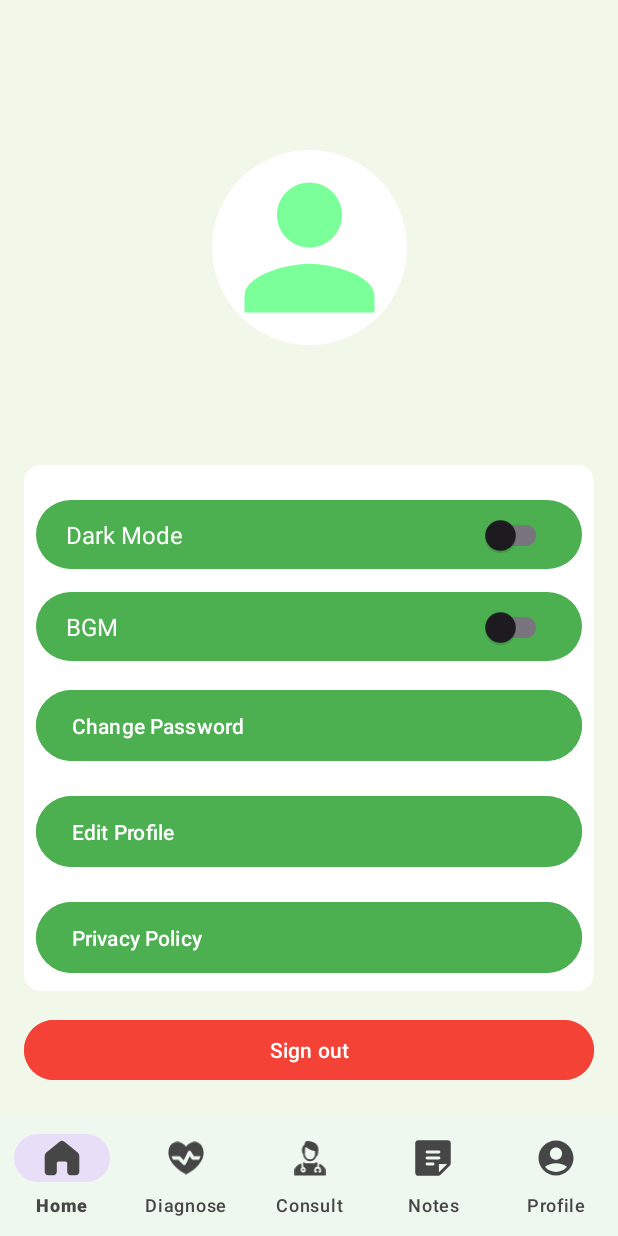
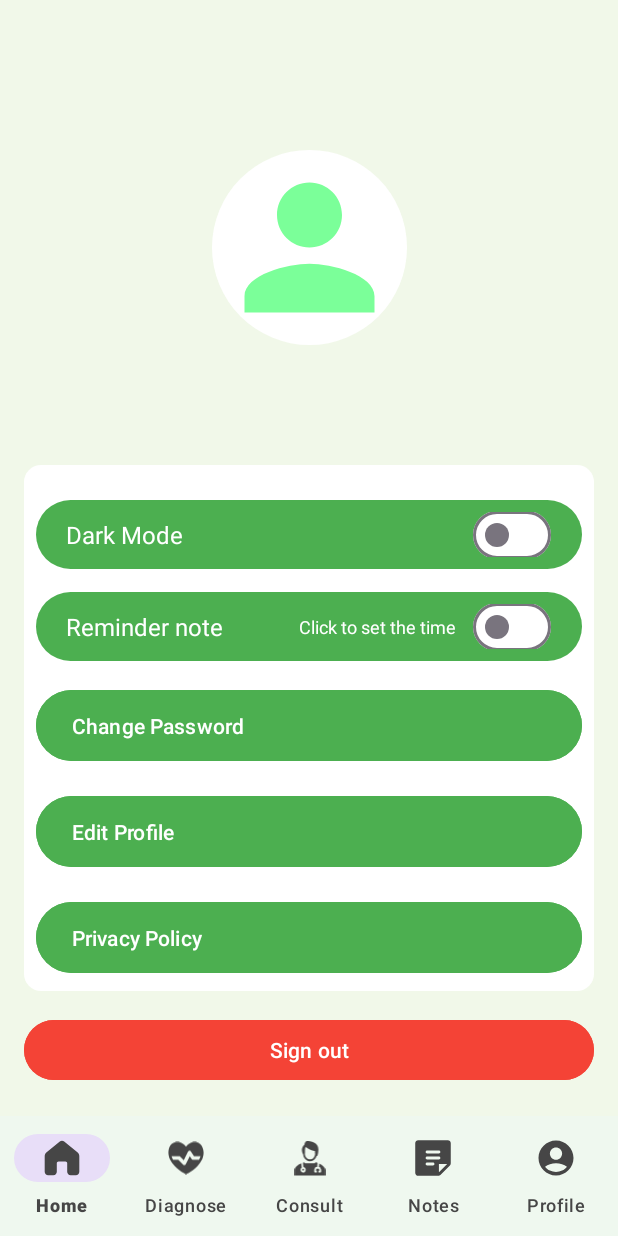
Before and after one commit to 7innovations/FixU-Mobile-Development, an Android app: the fragment ProfileFragment placed in its activity, on a phone screen of 412 x 824 dp. Run offline under Robolectric (Android 15) with nearby library versions, the phone set to English and light mode, and no system bars; network calls fail; 1 statement that could not run was skipped.

Commit message:
add reminder notification feature

```diff
--- a/app/src/main/java/com/example/fixu/MainActivity.kt
+++ b/app/src/main/java/com/example/fixu/MainActivity.kt
@@ -7,7 +7,7 @@ import com.example.fixu.ui.fragment.ConsultFragment
 import com.example.fixu.ui.fragment.DiagnoseFragment
 import com.example.fixu.ui.fragment.HomeFragment
 import com.example.fixu.ui.notes.NotesFragment
-import com.example.fixu.ui.fragment.ProfileFragment
+import com.example.fixu.ui.profile.ProfileFragment
 import com.example.fixu.databinding.ActivityMainBinding
 
 class MainActivity : AppCompatActivity() {
--- a/app/src/main/java/com/example/fixu/ui/fragment/HomeFragment.kt
+++ b/app/src/main/java/com/example/fixu/ui/fragment/HomeFragment.kt
@@ -77,10 +77,8 @@ class HomeFragment : Fragment() {
                    }
                } else if (response.code() == 401) {
                    Toast.makeText(requireContext(), "Session Ended: Token Expired", Toast.LENGTH_SHORT).show()
-                   logoutWhenTokenExpired()
+//                   logoutWhenTokenExpired()
                } else {
-                   Log.d("API Error", "Code: ${response.code()}")
-                   Log.d("API Error", "Code: ${response.message()} \n ${response.errorBody()}")
                    Toast.makeText(requireContext(), "Failed to load history data", Toast.LENGTH_SHORT).show()
                }
             }
--- a/app/src/main/java/com/example/fixu/ui/fragment/ProfileFragment.kt
+++ /dev/null
@@ -1,58 +0,0 @@
-package com.example.fixu.ui.fragment
-
-import android.content.Intent
-import android.os.Bundle
-import androidx.fragment.app.Fragment
-import android.view.LayoutInflater
-import android.view.View
-import android.view.ViewGroup
-import com.example.fixu.ui.auth.LoginActivity
-import com.example.fixu.database.SessionManager
-import com.example.fixu.databinding.FragmentProfileBinding
-
-class ProfileFragment : Fragment() {
-
-    private var _binding: FragmentProfileBinding? = null
-    private val binding get() = _binding!!
-    private lateinit var sessionManager: SessionManager
-
-    override fun onCreate(savedInstanceState: Bundle?) {
-        super.onCreate(savedInstanceState)
-
-        sessionManager = SessionManager(requireContext())
-    }
-
-    override fun onCreateView(
-        inflater: LayoutInflater, container: ViewGroup?,
-        savedInstanceState: Bundle?
-    ): View {
-
-        _binding = FragmentProfileBinding.inflate(inflater,container, false)
-        val view = binding.root
-
-        binding.btnLogout.setOnClickListener {
-            sessionManager.clearSession()
-            moveToSignIn()
-        }
-
-        val userName = sessionManager.getUserName()
-        val email = sessionManager.getUserEmail()
-
-        binding.tvUsername.text = userName
-        binding.tvUserEmail.text = email
-
-        return view
-    }
-
-    private fun moveToSignIn() {
-        val intent = Intent(requireActivity(), LoginActivity::class.java)
-        intent.flags = Intent.FLAG_ACTIVITY_NEW_TASK or Intent.FLAG_ACTIVITY_CLEAR_TASK
-        startActivity(intent)
-        requireActivity().finish()
-    }
-
-    override fun onDestroy() {
-        super.onDestroy()
-        _binding = null
-    }
-}
--- /dev/null
+++ b/app/src/main/java/com/example/fixu/ui/profile/ReminderViewModel.kt
@@ -0,0 +1,49 @@
+package com.example.fixu.ui.profile
+
+import android.content.Context
+import android.content.SharedPreferences
+import androidx.lifecycle.LiveData
+import androidx.lifecycle.MutableLiveData
+import androidx.lifecycle.ViewModel
+
+class ReminderViewModel(context: Context) : ViewModel() {
+    private val sharedPreferences: SharedPreferences =
+        context.getSharedPreferences("ReminderPrefs", Context.MODE_PRIVATE)
+
+    private val _isReminderEnabled = MutableLiveData<Boolean>().apply {
+        value = sharedPreferences.getBoolean("isReminderEnabled", false)
+    }
+    val isReminderEnabled: LiveData<Boolean> = _isReminderEnabled
+
+    private val _reminderTimeString = MutableLiveData<String>().apply {
+        value = sharedPreferences.getString("reminderTime", "Click to set the time")
+    }
+
+    val reminderTimeString: LiveData<String> = _reminderTimeString
+
+    private val _reminderTime = MutableLiveData<Pair<Int, Int>>().apply {
+        val hour = sharedPreferences.getInt("selectedHour", -1)
+        val minute = sharedPreferences.getInt("selectedMinute", -1)
+        value = Pair(hour, minute)
+    }
+    val reminderTime: LiveData<Pair<Int, Int>> = _reminderTime
+
+    fun saveReminderState(isEnabled: Boolean) {
+        _isReminderEnabled.value = isEnabled
+        sharedPreferences.edit().putBoolean("isReminderEnabled", isEnabled).apply()
+    }
+
+    fun saveReminderTimeString(time: String) {
+        _reminderTimeString.value = time
+        sharedPreferences.edit().putString("reminderTime", time).apply()
+    }
+
+    fun saveReminderTime(hour: Int, minute: Int) {
+        val editor = sharedPreferences.edit()
+        editor.putInt("selectedHour", hour)
+        editor.putInt("selectedMinute", minute)
+        editor.apply()
+        _reminderTime.value = Pair(hour, minute)
+    }
+
+}
--- /dev/null
+++ b/app/src/main/java/com/example/fixu/utils/ReminderViewModelFactory.kt
@@ -0,0 +1,16 @@
+package com.example.fixu.utils
+
+import android.content.Context
+import androidx.lifecycle.ViewModel
+import androidx.lifecycle.ViewModelProvider
+import com.example.fixu.ui.profile.ReminderViewModel
+
+class ReminderViewModelFactory(private val context: Context) : ViewModelProvider.Factory {
+    @Suppress("UNCHECKED_CAST")
+    override fun <T : ViewModel> create(modelClass: Class<T>): T {
+        if (modelClass.isAssignableFrom(ReminderViewModel::class.java)) {
+            return ReminderViewModel(context) as T
+        }
+        throw IllegalArgumentException("Unknown ViewModel class")
+    }
+}
--- /dev/null
+++ b/app/src/main/res/color/switch_track_tint.xml
@@ -0,0 +1,7 @@
+<?xml version="1.0" encoding="utf-8"?>
+<selector xmlns:android="http://schemas.android.com/apk/res/android">
+    <!-- Warna saat aktif -->
+    <item android:color="#00b0e0" android:state_checked="true" />
+    <!-- Warna saat tidak aktif -->
+    <item android:color="#FFFFFF" />
+</selector>
--- a/app/src/main/res/layout/fragment_profile.xml
+++ b/app/src/main/res/layout/fragment_profile.xml
@@ -21,14 +21,14 @@
             app:layout_constraintStart_toStartOf="parent"
             app:layout_constraintEnd_toEndOf="parent"
             android:layout_marginTop="100dp"
-            android:background="@drawable/round_round"/>
+            android:background="@drawable/round_round"
+            android:contentDescription="@string/user_image"/>
 
-        <!-- User name -->
         <TextView
             android:id="@+id/tv_username"
             android:layout_width="wrap_content"
             android:layout_height="wrap_content"
-            android:text="Salman Ramadan"
+            android:text="@string/user"
             android:textSize="24sp"
             android:textStyle="bold"
             app:layout_constraintTop_toBottomOf="@id/img_profile_picture"
@@ -41,7 +41,7 @@
             android:id="@+id/tv_user_email"
             android:layout_width="wrap_content"
             android:layout_height="wrap_content"
-            android:text="iskymalas@gmail.com"
+            android:text="@string/user_gmail_com"
             android:textSize="14sp"
             android:textColor="#888888"
             app:layout_constraintTop_toBottomOf="@id/tv_username"
@@ -64,6 +64,7 @@
 
             <!-- Dark Mode Setting -->
             <LinearLayout
+                android:id="@+id/btn_dark_mode"
                 android:layout_width="match_parent"
                 android:layout_height="46dp"
                 android:orientation="horizontal"
@@ -81,11 +82,16 @@
                     android:layout_marginStart="15dp"
                     android:textSize="16sp" />
 
-                <androidx.appcompat.widget.SwitchCompat
+                <com.google.android.material.materialswitch.MaterialSwitch
                     android:id="@+id/switch_dark_mode"
+                    android:contentDescription="@string/switch_dark_mode"
                     android:layout_width="wrap_content"
                     android:layout_height="48dp"
-                    android:layout_marginEnd="15dp"/>
+                    android:paddingHorizontal="8dp"
+                    android:minHeight="50dp"
+                    android:minWidth="60dp"
+                    app:trackTint="@color/switch_track_tint"
+                    android:layout_marginEnd="8dp"/>
             </LinearLayout>
 
             <!-- BGM Setting -->
@@ -99,19 +105,37 @@
                 android:layout_marginTop="15dp">
 
                 <TextView
-                    android:layout_width="0dp"
-                    android:layout_height="wrap_content"
-                    android:layout_weight="1"
+                    android:layout_width="wrap_content"
+                    android:gravity="start|center"
+                    android:layout_height="match_parent"
                     android:textColor="#ffffff"
                     android:layout_marginStart="15dp"
-                    android:text="@string/bgm"
+                    android:text="@string/reminder_note"
                     android:textSize="16sp" />
 
-                <androidx.appcompat.widget.SwitchCompat
-                    android:id="@+id/switch_bgm"
+                <TextView
+                    android:id="@+id/tv_reminder_time"
+                    android:layout_width="0dp"
+                    android:layout_weight="1"
+                    android:layout_height="wrap_content"
+                    android:paddingHorizontal="4dp"
+                    android:minHeight="50dp"
+                    android:minWidth="120dp"
+                    android:textSize="12sp"
+                    android:gravity="end|center"
+                    android:textColor="?attr/colorOnPrimary"
+                    android:text="@string/click_to_the_set_time"
+                    />
+                <com.google.android.material.materialswitch.MaterialSwitch
+                    android:id="@+id/switch_reminder"
                     android:layout_width="wrap_content"
+                    android:paddingHorizontal="8dp"
+                    android:minHeight="50dp"
+                    android:minWidth="60dp"
+                    android:contentDescription="@string/switch_reminder"
+                    app:trackTint="@color/switch_track_tint"
                     android:layout_height="48dp"
-                    android:layout_marginEnd="15dp"/>
+                    android:layout_marginEnd="8dp"/>
             </LinearLayout>
 
             <!-- Other Options -->
@@ -121,7 +145,7 @@
                 android:layout_height="55dp"
                 android:layout_marginTop="15dp"
                 android:backgroundTint="#4CAF50"
-                android:text="Change Password"
+                android:text="@string/change_password"
                 android:textColor="@android:color/white"
                 android:gravity="center_vertical" />
 
@@ -131,7 +155,7 @@
                 android:layout_height="55dp"
                 android:layout_marginTop="15dp"
                 android:backgroundTint="#4CAF50"
-                android:text="Edit Profile"
+                android:text="@string/edit_profile"
                 android:textColor="@android:color/white"
                 android:gravity="center_vertical" />
 
@@ -141,7 +165,7 @@
                 android:layout_height="55dp"
                 android:layout_marginTop="15dp"
                 android:backgroundTint="#4CAF50"
-                android:text="Privacy Policy"
+                android:text="@string/privacy_policy"
                 android:textColor="@android:color/white"
                 android:gravity="center_vertical" />
         </LinearLayout>
@@ -152,7 +176,7 @@
             android:layout_width="0dp"
             android:layout_height="wrap_content"
             android:backgroundTint="#F44336"
-            android:text="Sign out"
+            android:text="@string/sign_out"
             android:textColor="@android:color/white"
             app:layout_constraintTop_toBottomOf="@+id/settings_card"
             app:layout_constraintStart_toStartOf="parent"
--- a/app/src/main/res/layout/note_item.xml
+++ b/app/src/main/res/layout/note_item.xml
@@ -45,7 +45,7 @@
             android:layout_marginTop="8dp"
             android:layout_marginHorizontal="2dp"
             android:textSize="12sp"
-            android:maxLines="4"
+            android:maxLines="6"
             tools:text="@string/note_content" />
 
 
--- a/app/src/main/res/values/strings.xml
+++ b/app/src/main/res/values/strings.xml
@@ -30,7 +30,6 @@
     <string name="input_confirm_password">Input Confirm Password</string>
     <string name="have_account">Have account?</string>
     <string name="log_in">Log in</string>
-    <string name="bgm">BGM</string>
     <string name="dark_mode">Dark Mode</string>
     <string name="create_your_free_account">Create Your Free Account</string>
     <string name="full_name">Full Name</string>
@@ -49,4 +48,16 @@
     <string name="back">Back</string>
     <string name="delete">Delete</string>
     <string name="save_note">Save Note</string>
+    <string name="user">User</string>
+    <string name="user_gmail_com">user@gmail.com</string>
+    <string name="edit_profile">Edit Profile</string>
+    <string name="privacy_policy">Privacy Policy</string>
+    <string name="sign_out">Sign out</string>
+    <string name="user_image">user image</string>
+    <string name="change_password">Change Password</string>
+    <string name="reminder_note">Reminder note</string>
+    <string name="switch_reminder">switch reminder</string>
+    <string name="switch_dark_mode">switch dark mode</string>
+    <string name="_20_00">20:00</string>
+    <string name="click_to_the_set_time">Click to the set TIme</string>
 </resources>
```
Also changed, not shown: app/src/main/AndroidManifest.xml (+7 -1 lines), app/src/main/java/com/example/fixu/ui/auth/LoginActivity.kt (+8 -0 lines), app/src/main/java/com/example/fixu/ui/profile/ProfileFragment.kt (added, +185 -0 lines), app/src/main/java/com/example/fixu/utils/ReminderReceiver.kt (added, +45 -0 lines).
